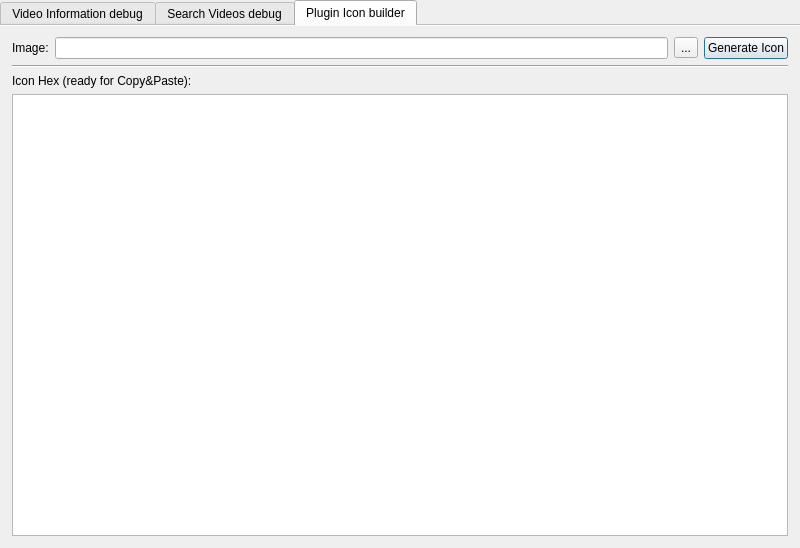
The window that tools/DebugPlugins/ui/mainwindow.ui (ckorn/xvst) describes before a commit, drawn with Qt 5.
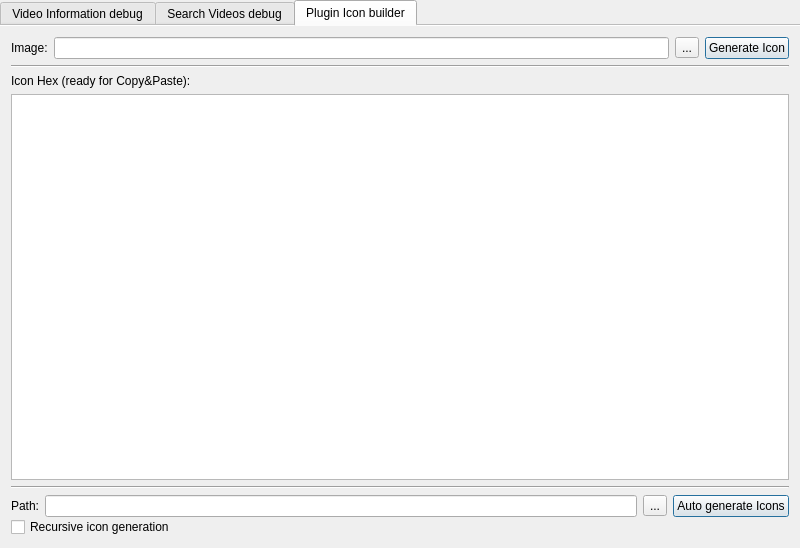
The same window after the commit. The open tabs and pages were chosen to show the change.

Commit message: - Added new function: auto-generate icon

Patch:
```diff
--- a/tools/DebugPlugins/ui/mainwindow.ui
+++ b/tools/DebugPlugins/ui/mainwindow.ui
@@ -291,30 +291,30 @@
         <string>Plugin Icon builder</string>
        </attribute>
        <layout class="QGridLayout" name="gridLayout_7">
-        <property name="leftMargin">
-         <number>12</number>
-        </property>
-        <property name="rightMargin">
-         <number>12</number>
-        </property>
-        <property name="bottomMargin">
-         <number>12</number>
-        </property>
         <item row="0" column="0">
+         <layout class="QHBoxLayout" name="horizontalLayout_2">
+          <item>
          <widget class="QLabel" name="label_8">
           <property name="text">
            <string>Image:</string>
           </property>
          </widget>
         </item>
-        <item row="0" column="1">
+          <item>
          <widget class="QLineEdit" name="edtImagePath">
           <property name="text">
            <string/>
           </property>
          </widget>
         </item>
-        <item row="0" column="3">
+          <item>
+           <widget class="QToolButton" name="toolBtnPluginIcon">
+            <property name="text">
+             <string>...</string>
+            </property>
+           </widget>
+          </item>
+          <item>
          <widget class="QPushButton" name="btnGenerateIcon">
           <property name="text">
            <string>Generate Icon</string>
@@ -324,29 +324,97 @@
           </property>
          </widget>
         </item>
-        <item row="2" column="0" colspan="4">
+         </layout>
+        </item>
+        <item row="1" column="0">
+         <widget class="Line" name="line_3">
+          <property name="orientation">
+           <enum>Qt::Horizontal</enum>
+          </property>
+         </widget>
+        </item>
+        <item row="2" column="0">
          <widget class="QLabel" name="label_9">
           <property name="text">
            <string>Icon Hex (ready for Copy&amp;Paste):</string>
           </property>
          </widget>
         </item>
-        <item row="3" column="0" colspan="4">
+        <item row="3" column="0">
          <widget class="QPlainTextEdit" name="outputIconHex"/>
         </item>
-        <item row="1" column="0" colspan="4">
-         <widget class="Line" name="line_3">
+        <item row="4" column="0">
+         <widget class="Line" name="line_4">
           <property name="orientation">
            <enum>Qt::Horizontal</enum>
           </property>
          </widget>
         </item>
-        <item row="0" column="2">
-         <widget class="QToolButton" name="toolBtnPluginIcon">
+        <item row="5" column="0">
+         <layout class="QVBoxLayout" name="verticalLayout">
+          <property name="spacing">
+           <number>0</number>
+          </property>
+          <item>
+           <layout class="QHBoxLayout" name="horizontalLayout_4">
+            <item>
+             <widget class="QLabel" name="label_10">
+              <property name="text">
+               <string>Path:</string>
+              </property>
+             </widget>
+            </item>
+            <item>
+             <widget class="QLineEdit" name="edtPluginBasePath">
+              <property name="text">
+               <string/>
+              </property>
+             </widget>
+            </item>
+            <item>
+             <widget class="QToolButton" name="toolBtnPluginIconPath">
           <property name="text">
            <string>...</string>
           </property>
          </widget>
+            </item>
+            <item>
+             <widget class="QPushButton" name="btnAutoGenerateIcons">
+              <property name="text">
+               <string>Auto generate Icons</string>
+              </property>
+              <property name="default">
+               <bool>true</bool>
+              </property>
+             </widget>
+            </item>
+           </layout>
+          </item>
+          <item>
+           <layout class="QHBoxLayout" name="horizontalLayout_5">
+            <item>
+             <widget class="QCheckBox" name="chbRecursiveGeneration">
+              <property name="text">
+               <string>Recursive icon generation</string>
+              </property>
+             </widget>
+            </item>
+            <item>
+             <spacer name="horizontalSpacer_2">
+              <property name="orientation">
+               <enum>Qt::Horizontal</enum>
+              </property>
+              <property name="sizeHint" stdset="0">
+               <size>
+                <width>538</width>
+                <height>20</height>
+               </size>
+              </property>
+             </spacer>
+            </item>
+           </layout>
+          </item>
+         </layout>
         </item>
        </layout>
       </widget>
```
Lines whose indentation alone changed are shown as unchanged. The commit also changes 4 other files.
